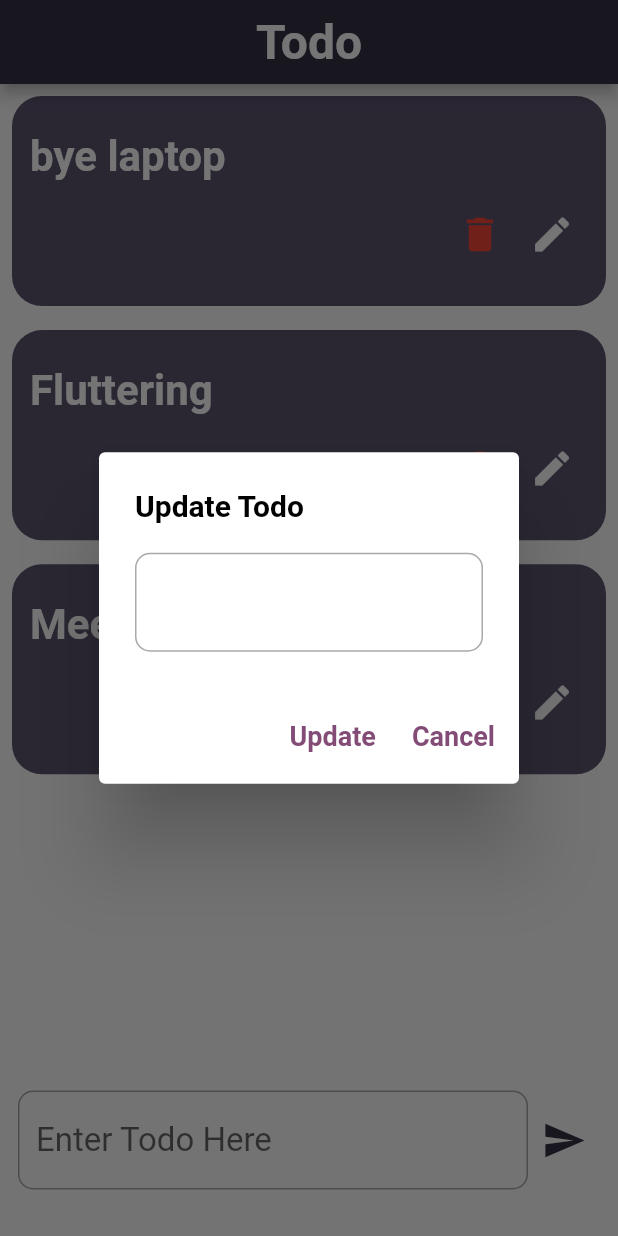
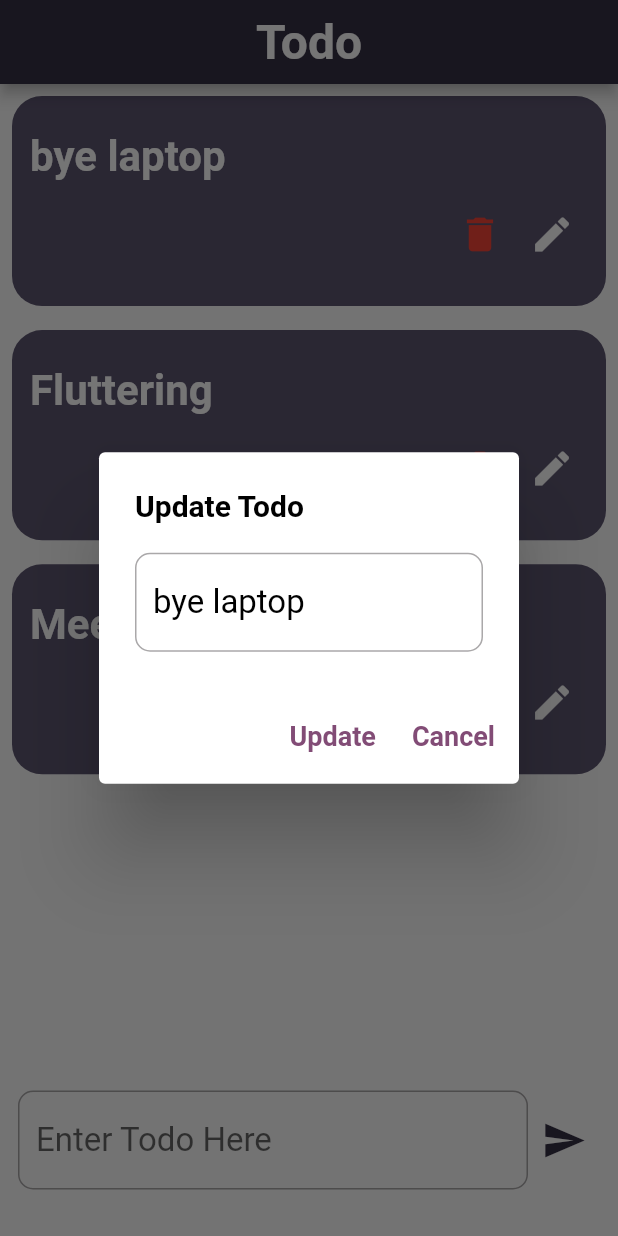
Before and after one commit to KhubaibJamal/SMIT-Flutter, a Flutter app: the screen it shows after launch, after a tap on the "delete" icon, after a tap on the "edit" icon, on a phone screen of 412 x 824 dp. Run offline on Flutter 3.47's test engine with Material 2 defaults, Android fonts, the phone set to English and light mode, and no system bars.

Commit message:
add updateTodo() function

```diff
--- a/todo_app/lib/views/components/bottom_container.dart
+++ b/todo_app/lib/views/components/bottom_container.dart
@@ -1,5 +1,5 @@
 import 'package:flutter/material.dart';
-import 'package:todo_app/wdgets/text_field_widget.dart';
+import 'package:todo_app/widgets/text_field_widget.dart';
 
 class BottomContainer extends StatelessWidget {
   final TextEditingController todoController;
--- a/todo_app/lib/views/components/todo_list.dart
+++ b/todo_app/lib/views/components/todo_list.dart
@@ -1,5 +1,5 @@
 import 'package:flutter/material.dart';
-import 'package:todo_app/wdgets/default_text_widget.dart';
+import 'package:todo_app/widgets/default_text_widget.dart';
 
 class TodoList extends StatelessWidget {
   final double height;
--- a/todo_app/lib/views/home_screen.dart
+++ b/todo_app/lib/views/home_screen.dart
@@ -1,8 +1,8 @@
 import 'package:flutter/material.dart';
 import 'package:todo_app/views/components/bottom_container.dart';
 import 'package:todo_app/views/components/todo_list.dart';
-import 'package:todo_app/wdgets/default_text_widget.dart';
-import 'package:todo_app/wdgets/text_field_widget.dart';
+import 'package:todo_app/widgets/default_text_widget.dart';
+import 'package:todo_app/widgets/text_field_widget.dart';
 
 class HomeScreen extends StatefulWidget {
   const HomeScreen({super.key});
@@ -40,6 +40,7 @@ class _HomeScreenState extends State<HomeScreen> {
 
   // update in the list
   Future<void> updateTodo(int index) async {
+    updateTodoController.text = todoList[index];
     return showDialog<void>(
       context: context,
       barrierDismissible: false, // user must tap button!
@@ -87,7 +88,7 @@ class _HomeScreenState extends State<HomeScreen> {
     return SafeArea(
       child: Scaffold(
         appBar: AppBar(
-          backgroundColor: Color(0xFF352F44),
+          backgroundColor: const Color(0xFF352F44),
           centerTitle: true,
           title: const DefaultTextWidget(
             text: "Todo",
```
Also changed, not shown: todo_app/lib/widgets/default_text_widget.dart (renamed from todo_app/lib/wdgets/default_text_widget.dart), todo_app/lib/widgets/text_field_widget.dart (renamed from todo_app/lib/wdgets/text_field_widget.dart).
